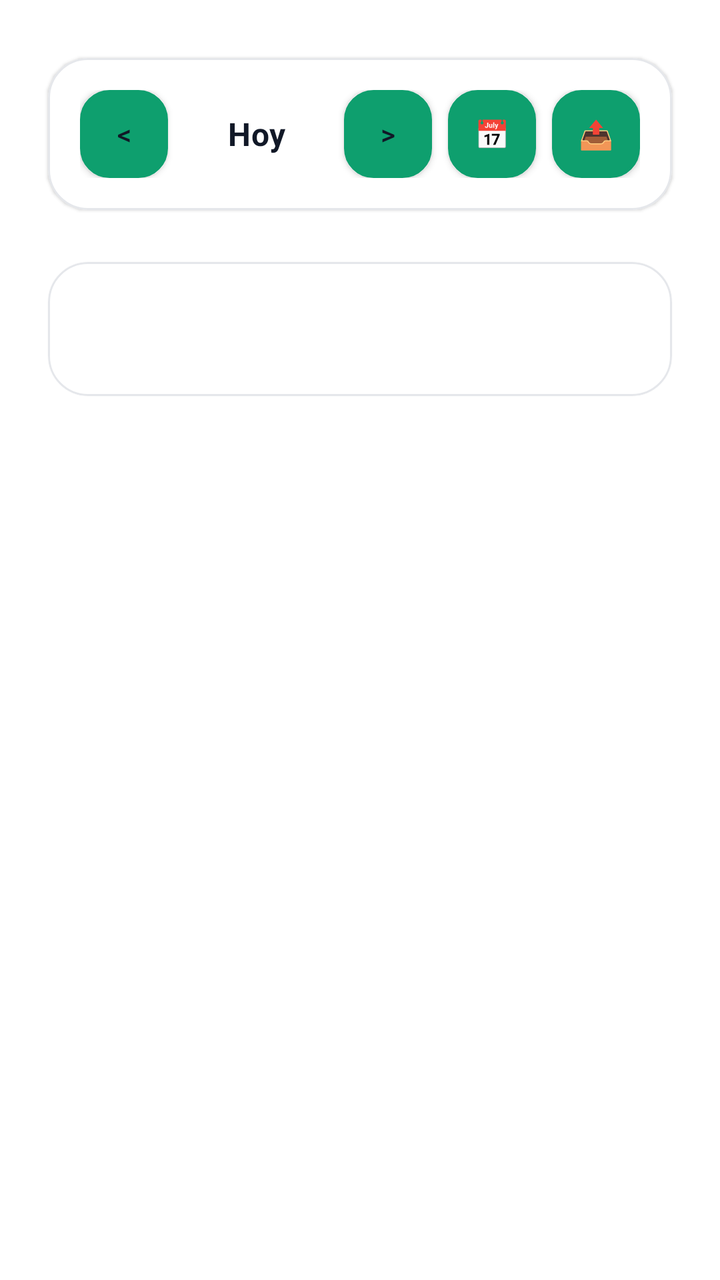
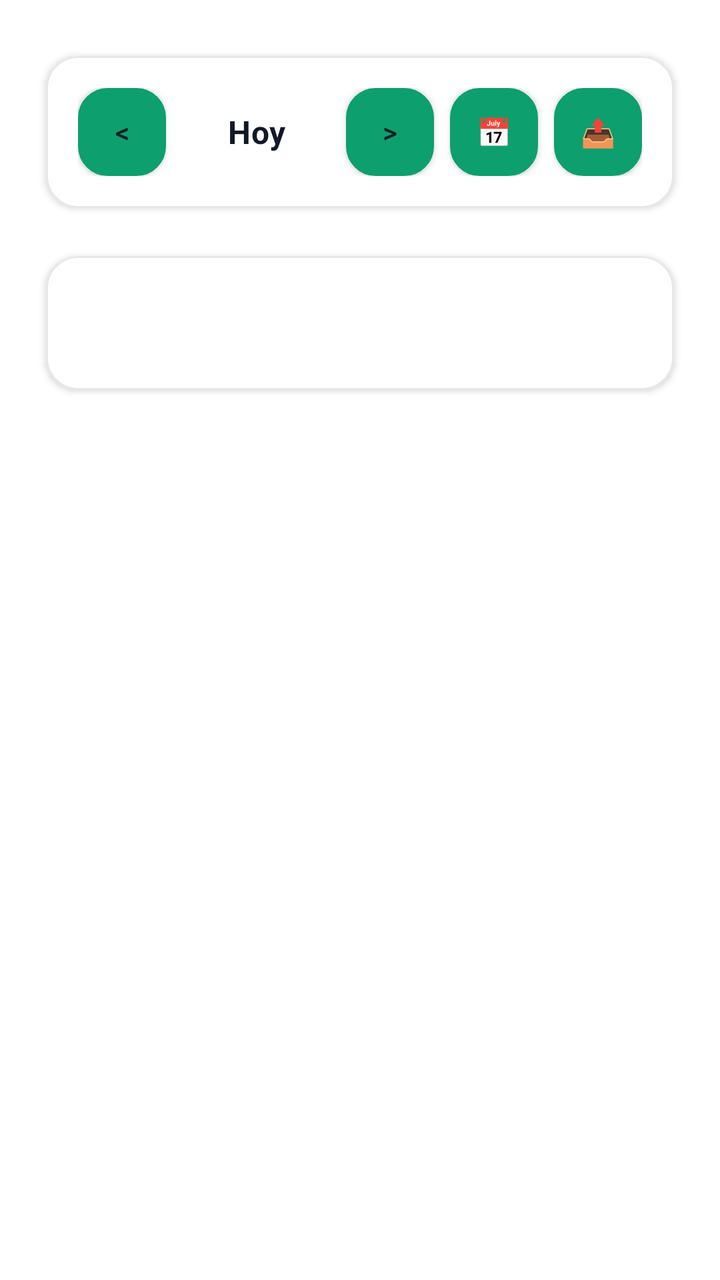

The first picture is an Android layout as it rendered before a commit; the second is the same layout after the commit. The layout source and the unified diff follow.
<!-- AndroidManifest.xml: application theme Theme.TFG -->
<!-- res/layout/fragment_calendario.xml -->
<?xml version="1.0" encoding="utf-8"?>
<androidx.constraintlayout.widget.ConstraintLayout xmlns:android="http://schemas.android.com/apk/res/android"
    xmlns:app="http://schemas.android.com/apk/res-auto"
    android:layout_width="match_parent"
    android:layout_height="match_parent"
    android:paddingTop="@dimen/spacing_xl"
    android:background="@color/fondo">

    
    <com.google.android.material.card.MaterialCardView
        android:id="@+id/cardNavegacion"
        style="@style/Widget.TFG.Tarjeta"
        android:layout_width="0dp"
        android:layout_height="wrap_content"
        android:layout_marginStart="@dimen/spacing_lg"
        android:layout_marginEnd="@dimen/spacing_lg"
        app:layout_constraintTop_toTopOf="parent"
        app:layout_constraintStart_toStartOf="parent"
        app:layout_constraintEnd_toEndOf="parent">

        <LinearLayout
            android:id="@+id/llHeader"
            android:layout_width="match_parent"
            android:layout_height="wrap_content"
            android:orientation="horizontal"
            android:gravity="center_vertical">

            <com.google.android.material.button.MaterialButton
                android:id="@+id/btnPrevWeek"
                style="@style/Widget.TFG.Boton.Contorno"
                android:layout_width="44dp"
                android:layout_height="44dp"
                android:minWidth="0dp"
                android:insetTop="0dp"
                android:insetBottom="0dp"
                android:text="&lt;"
                android:textAllCaps="false"
                android:contentDescription="@string/cd_semana_anterior"
                android:padding="0dp" />

            <TextView
                android:id="@+id/tvFechaSeleccionada"
                android:layout_width="0dp"
                android:layout_height="wrap_content"
                android:layout_weight="1"
                android:gravity="center"
                android:maxLines="1"
                android:ellipsize="end"
                android:textAppearance="@style/TextAppearance.TFG.SubTitulo"
                android:textColor="@color/texto_principal"
                android:text="@string/hoy" />

            <com.google.android.material.button.MaterialButton
                android:id="@+id/btnNextWeek"
                style="@style/Widget.TFG.Boton.Contorno"
                android:layout_width="44dp"
                android:layout_height="44dp"
                android:minWidth="0dp"
                android:insetTop="0dp"
                android:insetBottom="0dp"
                android:text="&gt;"
                android:textAllCaps="false"
                android:contentDescription="@string/cd_semana_siguiente"
                android:padding="0dp" />

            <com.google.android.material.button.MaterialButton
                android:id="@+id/btnElegirDia"
                style="@style/Widget.TFG.Boton.Contorno"
                android:layout_width="44dp"
                android:layout_height="44dp"
                android:layout_marginStart="@dimen/spacing_sm"
                android:minWidth="0dp"
                android:minHeight="0dp"
                android:insetTop="0dp"
                android:insetBottom="0dp"
                android:padding="0dp"
                android:text="📅"
                android:textAllCaps="false"
                android:contentDescription="@string/cd_elegir_dia" />

            <com.google.android.material.button.MaterialButton
                android:id="@+id/btnExportarCalendario"
                style="@style/Widget.TFG.Boton.Contorno"
                android:layout_width="44dp"
                android:layout_height="44dp"
                android:layout_marginStart="@dimen/spacing_sm"
                android:minWidth="0dp"
                android:minHeight="0dp"
                android:insetTop="0dp"
                android:insetBottom="0dp"
                android:padding="0dp"
                android:text="@string/exportar"
                android:textAllCaps="false"
                android:contentDescription="@string/cd_exportar_calendario" />
        </LinearLayout>
    </com.google.android.material.card.MaterialCardView>

    
    <com.google.android.material.card.MaterialCardView
        android:id="@+id/cardResumen"
        style="@style/Widget.TFG.Tarjeta"
        android:layout_width="0dp"
        android:layout_height="wrap_content"
        android:layout_marginStart="@dimen/spacing_lg"
        android:layout_marginEnd="@dimen/spacing_lg"
        android:layout_marginTop="@dimen/spacing_sm"
        app:layout_constraintTop_toBottomOf="@id/cardNavegacion"
        app:layout_constraintStart_toStartOf="parent"
        app:layout_constraintEnd_toEndOf="parent">

        <TextView
            android:id="@+id/tvResumenDia"
            android:layout_width="match_parent"
            android:layout_height="wrap_content"
            android:padding="@dimen/spacing_sm"
            android:gravity="center"
            android:textAppearance="@style/TextAppearance.TFG.Cuerpo"
            android:textColor="@color/texto_secundario" />
    </com.google.android.material.card.MaterialCardView>

    <FrameLayout
        android:layout_width="0dp"
        android:layout_height="0dp"
        app:layout_constraintTop_toBottomOf="@id/cardResumen"
        app:layout_constraintStart_toStartOf="parent"
        app:layout_constraintEnd_toEndOf="parent"
        app:layout_constraintBottom_toBottomOf="parent">

        <androidx.recyclerview.widget.RecyclerView
            android:id="@+id/rvTareasDia"
            android:layout_width="match_parent"
            android:layout_height="match_parent"
            android:layout_marginStart="@dimen/spacing_md"
            android:layout_marginEnd="@dimen/spacing_md"
            android:layout_marginTop="@dimen/spacing_xs"
            android:clipToPadding="false"
            android:paddingBottom="72dp" />

        <ProgressBar
            android:id="@+id/progressBar"
            android:layout_width="wrap_content"
            android:layout_height="wrap_content"
            android:layout_gravity="center"
            android:visibility="gone" />

        <LinearLayout
            android:id="@+id/emptyState"
            android:layout_width="wrap_content"
            android:layout_height="wrap_content"
            android:layout_gravity="center"
            android:orientation="vertical"
            android:gravity="center"
            android:visibility="gone"
            android:padding="@dimen/spacing_3xl">

            <ImageView
                android:layout_width="96dp"
                android:layout_height="96dp"
                android:src="@drawable/ic_empty_tasks"
                android:contentDescription="@string/empty_calendar"
                android:alpha="0.5"
                android:layout_marginBottom="@dimen/spacing_lg" />

            <TextView
                android:id="@+id/tvEmptyTitle"
                android:layout_width="wrap_content"
                android:layout_height="wrap_content"
                android:text="@string/empty_calendar"
                android:textAppearance="@style/TextAppearance.TFG.Titulo"
                android:textColor="@color/texto_principal"
                android:gravity="center" />
        </LinearLayout>

    </FrameLayout>

</androidx.constraintlayout.widget.ConstraintLayout>
<!-- resources referenced by this layout -->
<resources>
  <color name="fondo">#FFFFFF</color>
  <color name="texto_principal">#111827</color>
  <color name="texto_secundario">#374151</color>
  <dimen name="spacing_3xl">32dp</dimen>
  <dimen name="spacing_lg">16dp</dimen>
  <dimen name="spacing_md">12dp</dimen>
  <dimen name="spacing_sm">8dp</dimen>
  <dimen name="spacing_xl">20dp</dimen>
  <dimen name="spacing_xs">4dp</dimen>
  <string name="cd_elegir_dia">Elegir día</string>
  <string name="cd_exportar_calendario">Exportar al calendario</string>
  <string name="cd_semana_anterior">Semana anterior</string>
  <string name="cd_semana_siguiente">Semana siguiente</string>
  <string name="empty_calendar">No hay tareas para este día</string>
  <string name="exportar">📤</string>
  <string name="hoy">Hoy</string>
  <style name="TextAppearance.TFG.Cuerpo" parent="TextAppearance.MaterialComponents.Body1">
          <item name="android:textColor">@color/texto_secundario</item>
          <item name="android:textSize">14sp</item>
          <item name="android:lineSpacingMultiplier">1.2</item>
      </style>
  <style name="TextAppearance.TFG.SubTitulo" parent="TextAppearance.MaterialComponents.Subtitle1">
          <item name="android:textColor">@color/texto_principal</item>
          <item name="android:textStyle">bold</item>
          <item name="android:textSize">16sp</item>
      </style>
  <style name="TextAppearance.TFG.Titulo" parent="TextAppearance.MaterialComponents.Headline6">
          <item name="android:textColor">@color/texto_principal</item>
          <item name="android:textStyle">bold</item>
          <item name="android:textSize">20sp</item>
          <item name="android:letterSpacing">0</item>
      </style>
  <style name="Widget.TFG.Boton.Contorno" parent="Widget.TFG.Boton.Base">
          <item name="android:background">@drawable/btn_outline_black</item>
          <item name="android:textColor">@color/texto_principal</item>
          <item name="cornerRadius">@dimen/corner_radius_md</item>
      </style>
  <style name="Theme.TFG" parent="Tema.TFG.Moderno" />
  <color name="gris_claro">#D1D5DB</color>
  <style name="Widget.TFG.Boton.Base" parent="Widget.MaterialComponents.Button">
          <item name="android:textAllCaps">false</item>
          <item name="android:minHeight">@dimen/button_min_height</item>
          <item name="android:textSize">14sp</item>
          <item name="android:letterSpacing">0.01</item>
      </style>
  <dimen name="corner_radius_md">14dp</dimen>
  <dimen name="corner_radius_xl">20dp</dimen>
  <dimen name="elevation_default">1dp</dimen>
  <color name="superficie">#FFFFFF</color>
  <color name="divisor">#E5E7EB</color>
  <dimen name="stroke_thin">1dp</dimen>
  <dimen name="button_min_height">48dp</dimen>
  <color name="brand_100">#D6F2E6</color>
  <color name="primario">#0E9F6E</color>
  <color name="primario_variant">#0A7D56</color>
  <color name="on_acento">#FFFFFF</color>
  <style name="TextAppearance.TFG.Headline" parent="TextAppearance.MaterialComponents.Headline5">
          <item name="android:textColor">@color/texto_principal</item>
          <item name="android:textStyle">bold</item>
          <item name="android:textSize">24sp</item>
          <item name="android:letterSpacing">-0.01</item>
      </style>
  <style name="TextAppearance.TFG.Label" parent="TextAppearance.MaterialComponents.Caption">
          <item name="android:textColor">@color/texto_deshabilitado</item>
          <item name="android:textSize">12sp</item>
          <item name="android:letterSpacing">0.03</item>
      </style>
  <style name="TextAppearance.TFG.NavLabel" parent="TextAppearance.MaterialComponents.Caption">
          <item name="android:textSize">11sp</item>
          <item name="android:letterSpacing">0.02</item>
      </style>
  <color name="texto_deshabilitado">#6B7280</color>
  <color name="superficie_variant">#F9FAFB</color>
  <!-- unchanged entries left out for length: 7 -->
</resources>

<!-- the commit's change to res/layout/fragment_calendario.xml (unified diff, before → after) -->
@@ -10,6 +10,8 @@
     <com.google.android.material.card.MaterialCardView
         android:id="@+id/cardNavegacion"
         style="@style/Widget.TFG.Tarjeta"
+        app:cardCornerRadius="@dimen/corner_radius_lg"
+        app:cardElevation="@dimen/elevation_pressed"
         android:layout_width="0dp"
         android:layout_height="wrap_content"
         android:layout_marginStart="@dimen/spacing_lg"
@@ -99,6 +101,8 @@
     <com.google.android.material.card.MaterialCardView
         android:id="@+id/cardResumen"
         style="@style/Widget.TFG.Tarjeta"
+        app:cardCornerRadius="@dimen/corner_radius_lg"
+        app:cardElevation="@dimen/elevation_pressed"
         android:layout_width="0dp"
         android:layout_height="wrap_content"
         android:layout_marginStart="@dimen/spacing_lg"
<!-- resource entries referenced after the edit -->
@@ -3,6 +3,8 @@
   <color name="fondo">#FFFFFF</color>
   <color name="texto_principal">#111827</color>
   <color name="texto_secundario">#374151</color>
+  <dimen name="corner_radius_lg">16dp</dimen>
+  <dimen name="elevation_pressed">2dp</dimen>
   <dimen name="spacing_3xl">32dp</dimen>
   <dimen name="spacing_lg">16dp</dimen>
   <dimen name="spacing_md">12dp</dimen>
